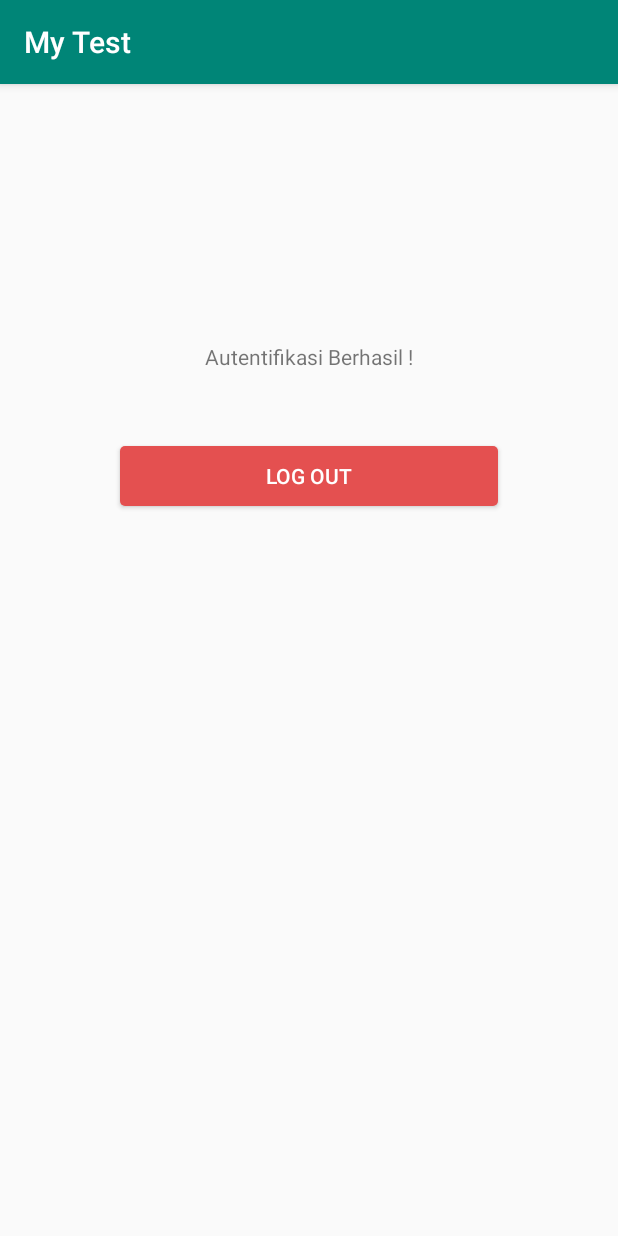
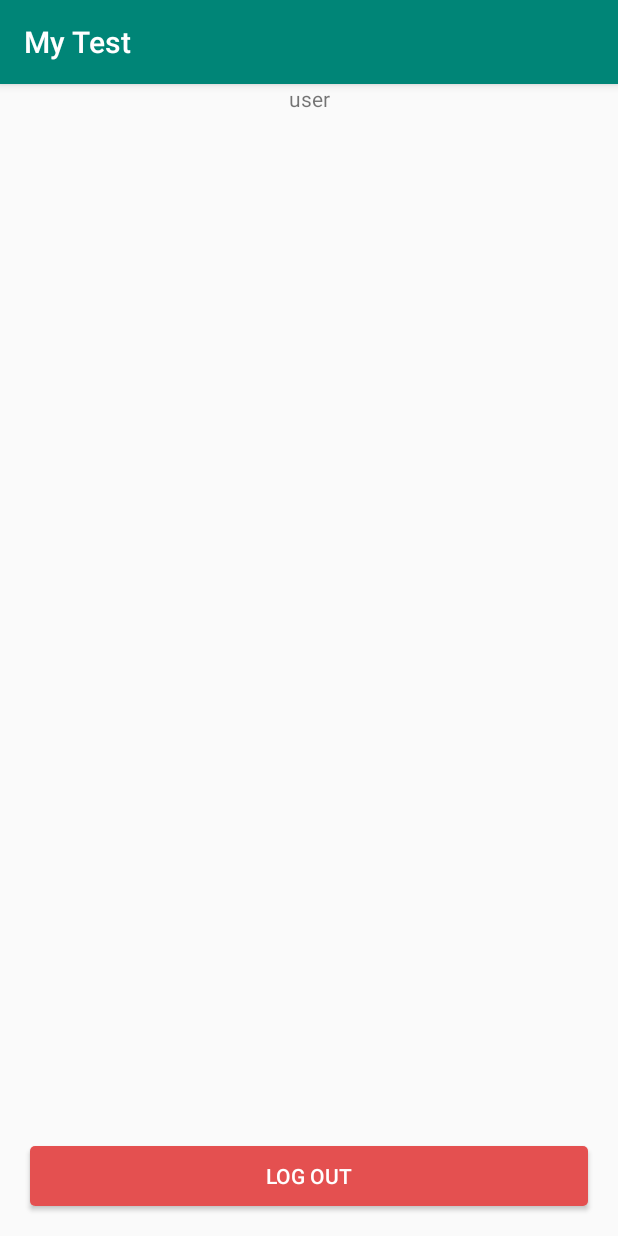
Before and after one commit to tomorisakura/google-auth-coba, an Android app: the screen it shows after launch once a user with an empty profile is signed in (HomeActivity), on a phone screen of 412 x 824 dp. Run offline under Robolectric (Android 15) with nearby library versions, the phone set to English and light mode, and no system bars; our stand-ins replace Firebase (no records; nobody signed in at launch, a user with empty details on screens opened directly).

```diff
--- a/app/src/main/java/grevi/msx/mytest/HomeActivity.kt
+++ b/app/src/main/java/grevi/msx/mytest/HomeActivity.kt
@@ -8,13 +8,24 @@ import kotlinx.android.synthetic.main.activity_home.*
 
 class HomeActivity : AppCompatActivity() {
 
+    private lateinit var firebaseAuth : FirebaseAuth
+
     override fun onCreate(savedInstanceState: Bundle?) {
         super.onCreate(savedInstanceState)
         setContentView(R.layout.activity_home)
+        firebaseAuth = FirebaseAuth.getInstance()
         setupButton()
+
     }
 
     private fun setupButton() {
+        val users = firebaseAuth.currentUser
+
+        tv_name.text = users?.uid
+        tv_email.text = users?.email
+        tv_dName.text = users?.displayName
+        tv_phone.text = users?.phoneNumber
+
         btn_logout.setOnClickListener{
             signOut()
         }
--- a/app/src/main/res/layout/activity_home.xml
+++ b/app/src/main/res/layout/activity_home.xml
@@ -1,5 +1,6 @@
 <?xml version="1.0" encoding="utf-8"?>
-<androidx.constraintlayout.widget.ConstraintLayout xmlns:android="http://schemas.android.com/apk/res/android"
+<androidx.constraintlayout.widget.ConstraintLayout
+    xmlns:android="http://schemas.android.com/apk/res/android"
     xmlns:app="http://schemas.android.com/apk/res-auto"
     xmlns:tools="http://schemas.android.com/tools"
     android:layout_width="match_parent"
@@ -7,27 +8,51 @@
     tools:context=".HomeActivity">
 
     <TextView
-        android:id="@+id/textView"
+        android:id="@+id/tv_name"
         android:layout_width="wrap_content"
         android:layout_height="wrap_content"
-        android:layout_marginTop="172dp"
         android:text="Autentifikasi Berhasil !"
         app:layout_constraintEnd_toEndOf="parent"
         app:layout_constraintStart_toStartOf="parent"
         app:layout_constraintTop_toTopOf="parent" />
 
+    <TextView
+        android:id="@+id/tv_email"
+        android:layout_width="wrap_content"
+        android:layout_height="wrap_content"
+        android:text="Autentifikasi Berhasil !"
+        app:layout_constraintEnd_toEndOf="parent"
+        app:layout_constraintStart_toStartOf="parent"
+        app:layout_constraintTop_toBottomOf="@+id/tv_name" />
+
+    <TextView
+        android:id="@+id/tv_dName"
+        android:layout_width="wrap_content"
+        android:layout_height="wrap_content"
+        android:text="Autentifikasi Berhasil !"
+        app:layout_constraintEnd_toEndOf="parent"
+        app:layout_constraintStart_toStartOf="parent"
+        app:layout_constraintTop_toBottomOf="@+id/tv_email" />
+
+    <TextView
+        android:id="@+id/tv_phone"
+        android:layout_width="wrap_content"
+        android:layout_height="wrap_content"
+        android:text="Autentifikasi Berhasil !"
+        app:layout_constraintEnd_toEndOf="parent"
+        app:layout_constraintStart_toStartOf="parent"
+        app:layout_constraintTop_toBottomOf="@+id/tv_dName" />
+
     <Button
-        android:layout_marginTop="50dp"
+        android:id="@+id/btn_logout"
         android:layout_width="match_parent"
         android:layout_height="40dp"
-        android:layout_marginStart="80dp"
-        android:layout_marginEnd="80dp"
+        android:layout_margin="20dp"
+        android:background="@drawable/bg_logout_button"
         android:text="@string/log_out"
         android:textColor="@color/colorWhite"
-        android:id="@+id/btn_logout"
-        android:background="@drawable/bg_logout_button"
+        app:layout_constraintBottom_toBottomOf="parent"
         app:layout_constraintEnd_toEndOf="parent"
-        app:layout_constraintStart_toStartOf="parent"
-        app:layout_constraintTop_toBottomOf="@+id/textView" />
+        app:layout_constraintStart_toStartOf="parent" />
 
 </androidx.constraintlayout.widget.ConstraintLayout>
--- a/build.gradle
+++ b/build.gradle
@@ -8,7 +8,7 @@ buildscript {
 
     }
     dependencies {
-        classpath 'com.android.tools.build:gradle:3.5.3'
+        classpath 'com.android.tools.build:gradle:4.1.1'
         classpath "org.jetbrains.kotlin:kotlin-gradle-plugin:$kotlin_version"
         // NOTE: Do not place your application dependencies here; they belong
         // in the individual module build.gradle files
```
Also changed, not shown: app/build.gradle (+12 -10 lines), app/src/main/java/grevi/msx/mytest/MainActivity.kt (+21 -9 lines), gradle/wrapper/gradle-wrapper.properties, 1 other file.
